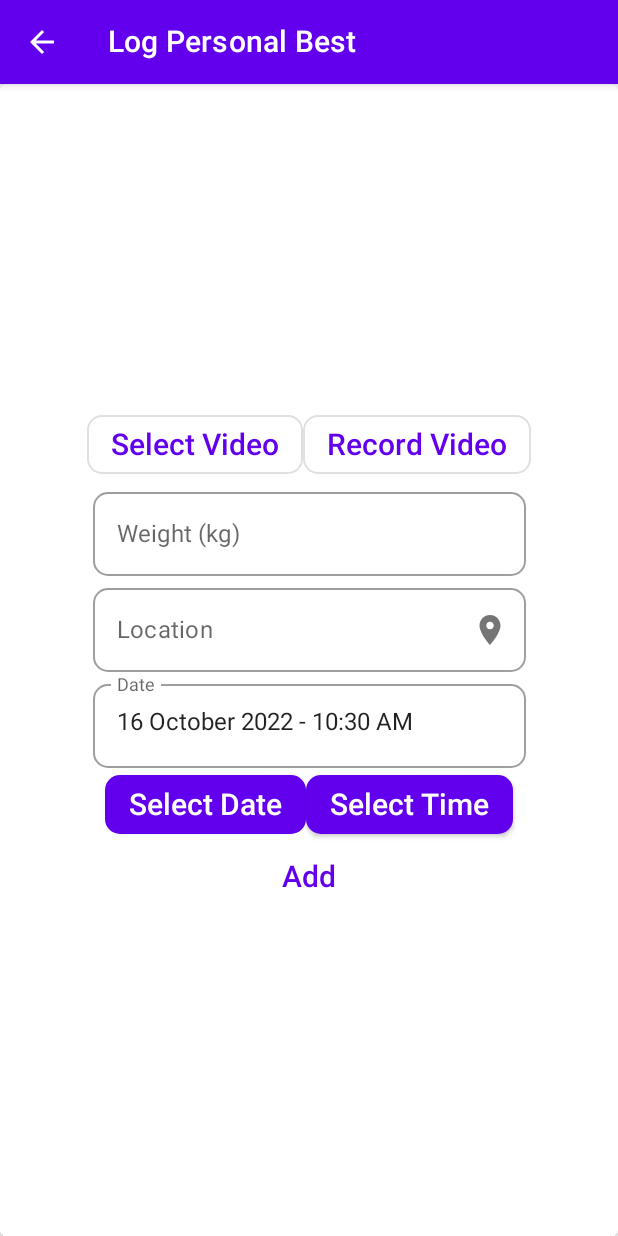
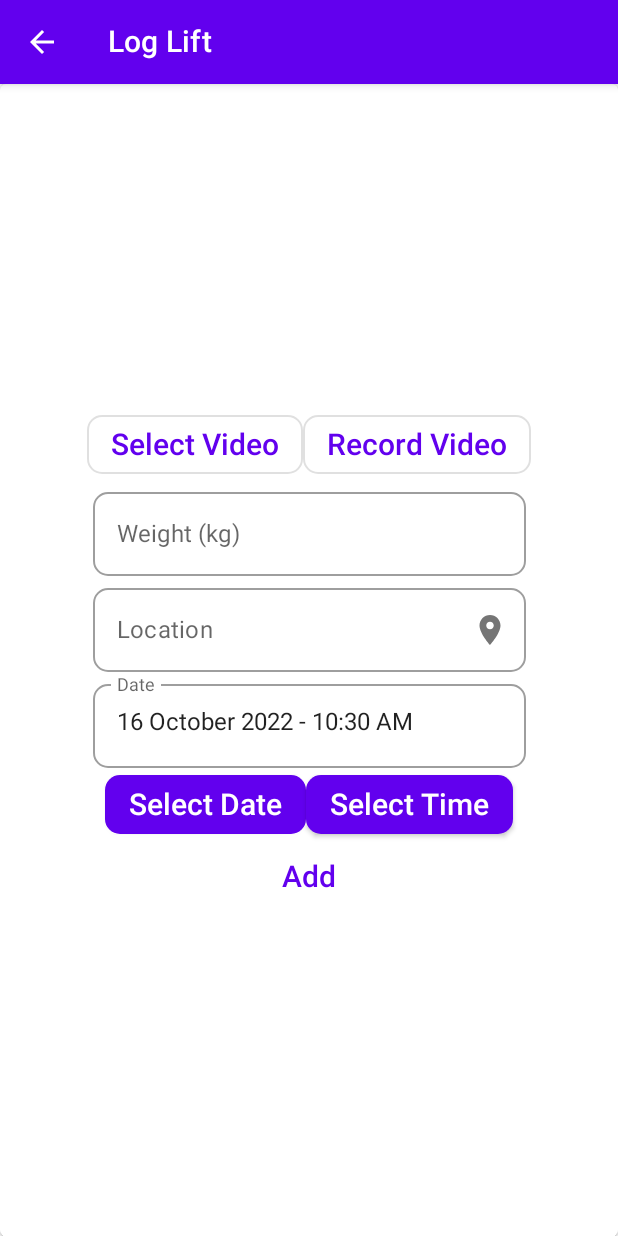
Before and after one commit to GongzaiLi/Lift-Tracker, an Android app built with Jetpack Compose: the composable LogPBScreen called with empty values, on a phone screen of 412 x 824 dp. Run offline under Robolectric (Android 15) with nearby library versions, the phone set to English and light mode, and no system bars; our stand-ins replace Dagger/Hilt's generated code, Room's generated code.

```diff
--- a/app/src/main/res/values/strings.xml
+++ b/app/src/main/res/values/strings.xml
@@ -1,5 +1,5 @@
 <resources>
-    <string name="app_name">Personal Best Tracker</string>
+    <string name="app_name">Lift Tracker</string>
 
     <!-- Permission rationale -->
     <string name="permission_request">Permission Request</string>
@@ -10,8 +10,8 @@
     <string name="open_setting">Open Setting</string>
 
     <!--    Screen Titles-->
-    <string name="log_pb">Log Personal Best</string>
-    <string name="record_pb">Record Personal Best</string>
+    <string name="log_pb">Log Lift</string>
+    <string name="record_pb">Record Lift</string>
 
 
     <!--    Log Pb Screen-->
@@ -20,10 +20,10 @@
     <string name="record_video">Record Video</string>
 
     <!-- Video Player Screen -->
-    <string name="play_video">Personal Best Video</string>
+    <string name="play_video">Lift Video</string>
 
 <!--    View Exercise Screen-->
-    <string name="personal_best_share_text">Sharing my latest personal best with you. \n
+    <string name="personal_best_share_text">Sharing my latest lift with you. \n
                         Exercise: %s  \n
                         Weight: %s \n
                         Location: %s</string>
@@ -48,10 +48,10 @@
     <string name="pb_weight">Weight: %s %s</string>
     <string name="pb_date">Date: %s</string>
     <string name="loading">Loading...</string>
-    <string name="myPersonalbest">My Personal Best</string>
-    <string name="notification_title">New PB Logged</string>
-    <string name="notification_description">You logged a new PB of %s for %s. You might want to share it?</string>
-    <string name="shareButtonText">Share PB</string>
+    <string name="myPersonalbest">My Lift</string>
+    <string name="notification_title">New Lift Logged</string>
+    <string name="notification_description">You logged a new Lift of %s for %s. You might want to share it?</string>
+    <string name="shareButtonText">Share Lift</string>
     <string name="weight_pounds">Pounds</string>
     <string name="weight_kg">Kilograms</string>
     <string name="weight_unit_label">Weight Unit:</string>
```
